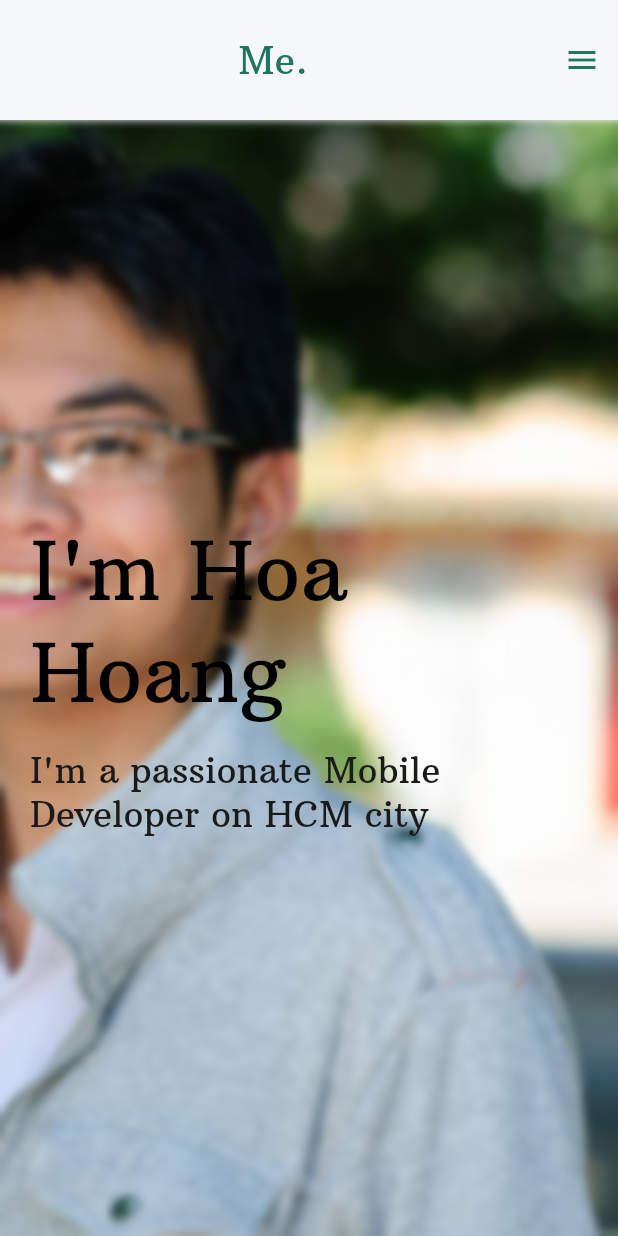
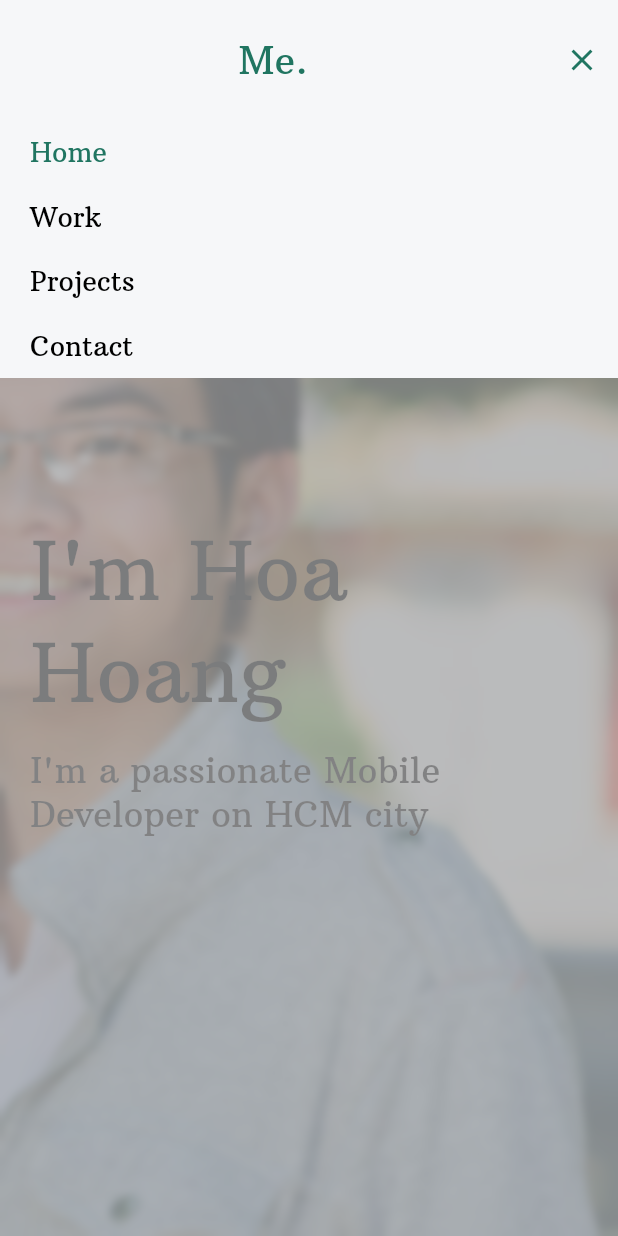
Before and after one commit to hhoa/flutter-portfolio, a Flutter app: the screen it shows after launch, after a tap on the "menu" icon, on a phone screen of 412 x 824 dp. Run offline on Flutter 3.47's test engine with Material 2 defaults, Android fonts, the phone set to English and light mode, and no system bars.

Commit message:
process on tap on mobile app bar

```diff
--- a/lib/widgets/my_appbar.dart
+++ b/lib/widgets/my_appbar.dart
@@ -35,12 +35,57 @@ class MyAppBarMobile extends StatelessWidget {
                 Icons.menu,
                 color: MyAssetColor.appColor,
               ),
-              onPressed: () {
-
-              }),
+              onPressed: () => openDialog(context)),
         ],
       ),
     );
+  }
+
+  void openDialog(BuildContext context) {
+    showGeneralDialog(
+        context: context,
+        barrierDismissible: true,
+        barrierLabel: "App Bar Dialog",
+        transitionDuration: Duration(milliseconds: 200),
+        pageBuilder: (context, anim1, anim2) {
+          return GestureDetector(
+            onTap: () => Navigator.pop(context),
+            child: Scaffold(
+              backgroundColor: MyAssetColor.backgroundColor.withOpacity(0.5),
+              body: Container(
+                color: MyAssetColor.backgroundColor,
+                child: Column(
+                  crossAxisAlignment: CrossAxisAlignment.stretch,
+                  mainAxisSize: MainAxisSize.min,
+                  children: [
+                    Container(
+                      height: 80,
+                      child: Row(
+                        mainAxisAlignment:
+                        MainAxisAlignment.spaceBetween,
+                        children: [
+                          Container(),
+                          SpecialText("Me."),
+                          IconButton(
+                            icon: Icon(Icons.close,
+                                color: MyAssetColor.appColor),
+                            onPressed: () {
+                              Navigator.pop(context);
+                            },
+                          ),
+                        ],
+                      ),
+                    ),
+                    NormalText("Home", isChosen: true),
+                    NormalText("Work", isChosen: false),
+                    NormalText("Projects", isChosen: false),
+                    NormalText("Contact", isChosen: false),
+                  ],
+                ),
+              ),
+            ),
+          );
+        });
   }
 }
 
@@ -75,20 +120,28 @@ class _MyAppBarWebState extends State<MyAppBarWeb> {
           mainAxisAlignment: MainAxisAlignment.center,
           crossAxisAlignment: CrossAxisAlignment.center,
           children: [
-            buildText("Home", isChosen: true),
-            buildText("Work", isChosen: false),
+            NormalText("Home", isChosen: true),
+            NormalText("Work", isChosen: false),
             SpecialText("Me."),
-            buildText("Projects", isChosen: false),
-            buildText("Contact", isChosen: false),
+            NormalText("Projects", isChosen: false),
+            NormalText("Contact", isChosen: false),
           ],
         ),
       ),
     );
   }
+}
 
-  Widget buildText(String text, {bool isChosen = false}) {
+class NormalText extends StatelessWidget {
+  final String text;
+  final bool isChosen;
+
+  NormalText(this.text, {this.isChosen = false});
+
+  @override
+  Widget build(BuildContext context) {
     return Padding(
-      padding: const EdgeInsets.symmetric(horizontal: 20.0),
+      padding: const EdgeInsets.symmetric(horizontal: 20.0, vertical: 10),
       child: Text(
         text,
         style: isChosen
@@ -98,6 +151,7 @@ class _MyAppBarWebState extends State<MyAppBarWeb> {
     );
   }
 }
+
 
 class SpecialText extends StatelessWidget {
   final String text;
```
